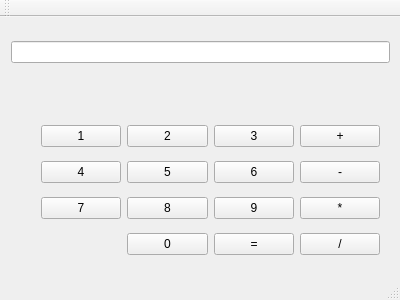
Before: the Qt Designer form Homeworks. Second term/3/3/ubercalculator.ui in AnnaSkachkauskaite/Homeworks, drawn with Qt 5.
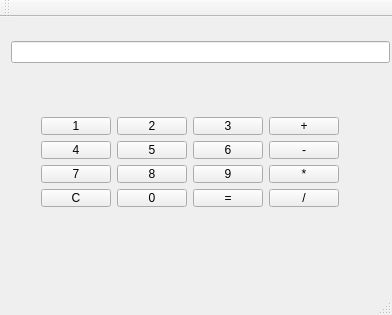
After: the same form once the commit is applied.

Patch:
```diff
--- a/Homeworks. Second term/3/3/ubercalculator.ui
+++ b/Homeworks. Second term/3/3/ubercalculator.ui
@@ -6,13 +6,16 @@
    <rect>
     <x>0</x>
     <y>0</y>
-    <width>400</width>
-    <height>300</height>
+    <width>392</width>
+    <height>315</height>
    </rect>
   </property>
   <property name="windowTitle">
    <string>UberCalculator</string>
   </property>
+  <property name="autoFillBackground">
+   <bool>false</bool>
+  </property>
   <widget class="QWidget" name="centralWidget">
    <widget class="QWidget" name="verticalLayoutWidget">
     <property name="geometry">
@@ -38,8 +41,8 @@
      <rect>
       <x>30</x>
       <y>89</y>
-      <width>361</width>
-      <height>171</height>
+      <width>320</width>
+      <height>112</height>
      </rect>
     </property>
     <layout class="QGridLayout" name="gridLayout">
@@ -148,6 +151,13 @@
        </property>
       </widget>
      </item>
+     <item row="3" column="0">
+      <widget class="QPushButton" name="clearButton">
+       <property name="text">
+        <string>C</string>
+       </property>
+      </widget>
+     </item>
     </layout>
    </widget>
   </widget>
```
Left out of the diff: 2 changed lines with no effect on the pictures.
